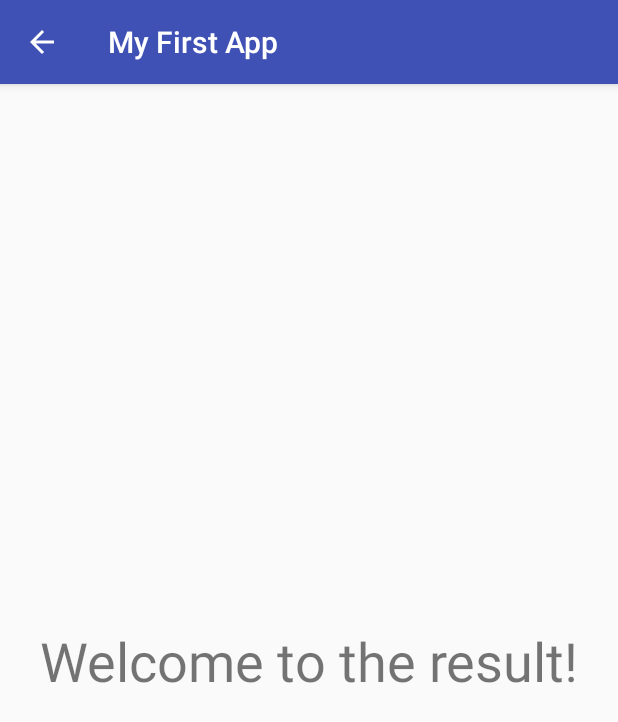
After one commit to Qw4z1/android-samples, an Android app: the ResultActivity screen opened directly, with no data from a screen before it, on a phone screen of 412 x 824 dp. The commit adds this screen. Shown: the top 722 px of the screen. Run offline under Robolectric (Android 15) with nearby library versions, the phone set to English and light mode, and no system bars.

Commit message:
Added Notification sample

```diff
--- /dev/null
+++ b/app/src/main/java/se/kicksort/myfirstapp/notifications/ResultActivity.java
@@ -0,0 +1,15 @@
+package se.kicksort.myfirstapp.notifications;
+
+import android.support.v7.app.AppCompatActivity;
+import android.os.Bundle;
+
+import se.kicksort.myfirstapp.R;
+
+public class ResultActivity extends AppCompatActivity {
+
+    @Override
+    protected void onCreate(Bundle savedInstanceState) {
+        super.onCreate(savedInstanceState);
+        setContentView(R.layout.activity_result);
+    }
+}
--- /dev/null
+++ b/app/src/main/res/layout/activity_result.xml
@@ -0,0 +1,23 @@
+<?xml version="1.0" encoding="utf-8"?>
+<android.support.constraint.ConstraintLayout xmlns:android="http://schemas.android.com/apk/res/android"
+    xmlns:app="http://schemas.android.com/apk/res-auto"
+    xmlns:tools="http://schemas.android.com/tools"
+    android:id="@+id/activity_result"
+    android:layout_width="match_parent"
+    android:layout_height="match_parent"
+    tools:context="se.kicksort.myfirstapp.notifications.ResultActivity">
+
+    <TextView
+        android:text="Welcome to the result!"
+        android:layout_width="wrap_content"
+        android:layout_height="wrap_content"
+        android:id="@+id/textView3"
+        android:textSize="36dp"
+        app:layout_constraintLeft_toLeftOf="@+id/activity_result"
+        app:layout_constraintTop_toTopOf="@+id/activity_result"
+        android:layout_marginTop="16dp"
+        app:layout_constraintRight_toRightOf="@+id/activity_result"
+        app:layout_constraintBottom_toBottomOf="@+id/activity_result"
+        android:layout_marginBottom="16dp"
+        tools:text="Welcome to the result" />
+</android.support.constraint.ConstraintLayout>
--- a/app/src/main/res/values-v21/styles.xml
+++ b/app/src/main/res/values-v21/styles.xml
@@ -1,4 +1,12 @@
 <resources>
+    <!-- Base application theme. -->
+    <style name="AppTheme" parent="Theme.AppCompat.Light.DarkActionBar">
+        <!-- Customize your theme here. -->
+        <item name="colorPrimary">@color/colorPrimary</item>
+        <item name="colorPrimaryDark">@color/colorPrimaryDark</item>
+        <item name="colorAccent">@color/colorAccent</item>
+        <item name="buttonStyle">@style/AppTheme.ButtonStyle</item>
+    </style>
 
     <style name="AppTheme.NoActionBar">
         <item name="windowActionBar">false</item>
@@ -6,4 +14,9 @@
         <item name="android:windowDrawsSystemBarBackgrounds">true</item>
         <item name="android:statusBarColor">@android:color/transparent</item>
     </style>
+
+
+    <style name="AppTheme.ButtonStyle" parent="Base.Widget.AppCompat.Button">
+        <item name="android:backgroundTint">@color/colorAccent</item>
+    </style>
 </resources>
--- a/build.gradle
+++ b/build.gradle
@@ -5,7 +5,7 @@ buildscript {
         jcenter()
     }
     dependencies {
-        classpath 'com.android.tools.build:gradle:2.1.0'
+        classpath 'com.android.tools.build:gradle:2.2.0-alpha3'
     }
 }
 
```
Also changed, not shown: app/build.gradle (+6 -5 lines), app/src/main/AndroidManifest.xml (+23 -28 lines), app/src/main/java/se/kicksort/myfirstapp/notifications/NotificaitionActivity.java (added, +62 -0 lines), app/src/main/res/layout/activity_notificaition.xml (added, +15 -0 lines).
